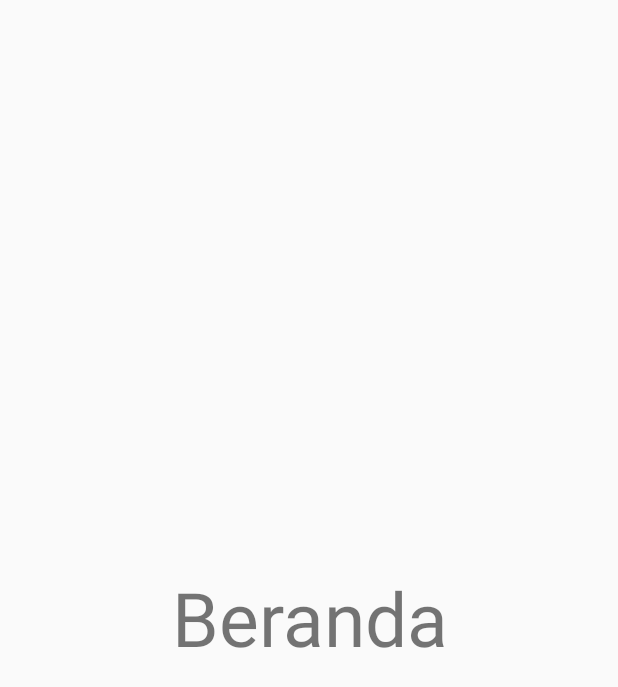
After one commit to faishal7777/LumbungDesa, an Android app: the layout fragment_beranda.xml on its own in the app's theme, with its tools: preview values and no code run, on a phone screen of 412 x 824 dp. The commit adds this screen. Shown: the top 687 px of the screen. Run offline under Robolectric (Android 15) with nearby library versions, the phone set to English and light mode, and no system bars.

Commit message:
adding some fragment

```diff
--- a/app/build.gradle
+++ b/app/build.gradle
@@ -23,6 +23,7 @@ dependencies {
     implementation 'com.android.support:appcompat-v7:28.0.0'
     implementation 'com.android.support:design:28.0.0'
     implementation 'com.android.support.constraint:constraint-layout:1.1.3'
+    implementation 'com.android.support:support-v4:28.0.0'
     testImplementation 'junit:junit:4.12'
     androidTestImplementation 'com.android.support.test:runner:1.0.2'
     androidTestImplementation 'com.android.support.test.espresso:espresso-core:3.0.2'
--- /dev/null
+++ b/app/src/main/res/layout/fragment_beranda.xml
@@ -0,0 +1,12 @@
+<?xml version="1.0" encoding="utf-8"?>
+<LinearLayout xmlns:android="http://schemas.android.com/apk/res/android"
+    android:layout_width="match_parent" android:layout_height="match_parent">
+
+    <TextView
+        android:gravity="center"
+        android:layout_width="match_parent"
+        android:layout_height="match_parent"
+        android:text="Beranda"
+        android:textSize="50sp"/>
+
+</LinearLayout>
--- a/app/src/main/res/values/strings.xml
+++ b/app/src/main/res/values/strings.xml
@@ -1,3 +1,6 @@
 <resources>
     <string name="app_name">Lumbung Desa</string>
+
+    <!-- TODO: Remove or change this placeholder text -->
+    <string name="hello_blank_fragment">Hello blank fragment</string>
 </resources>
```
Also changed, not shown: app/src/main/java/com/runupstdio/lumbungdesa/AkunFragment.java (added, +18 -0 lines), app/src/main/res/layout/activity_navigation_bar.xml (+9 -1 lines), app/src/main/res/layout/fragment_akun.xml (added, +12 -0 lines), app/src/main/res/layout/fragment_temukan.xml (added, +12 -0 lines).
